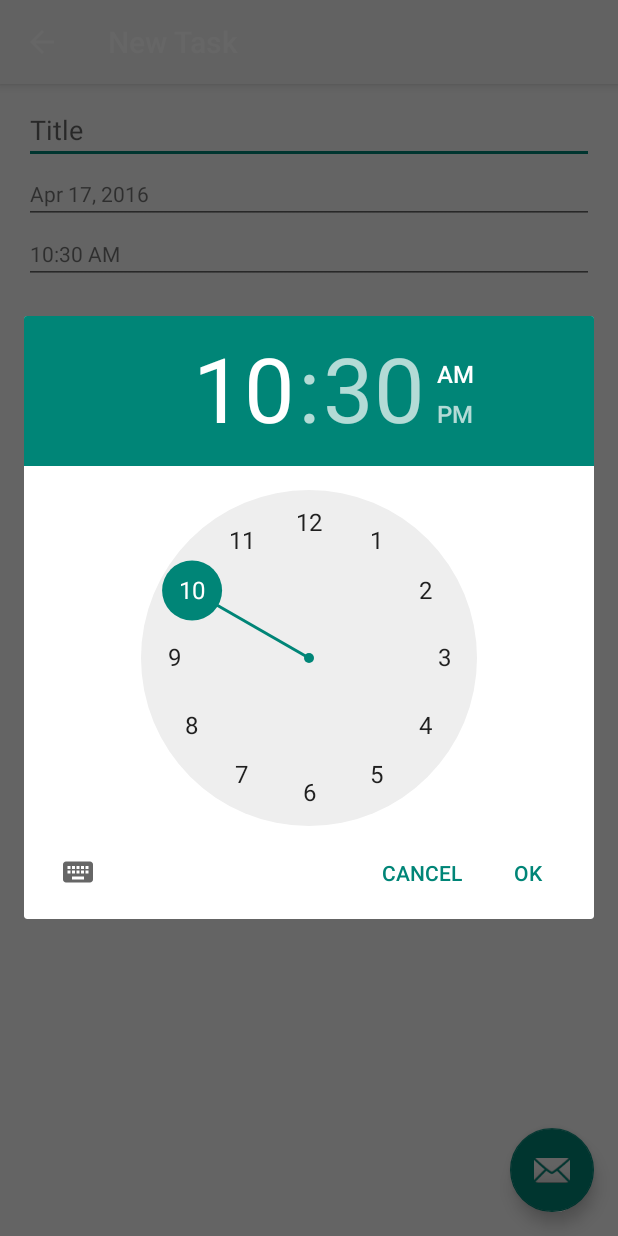
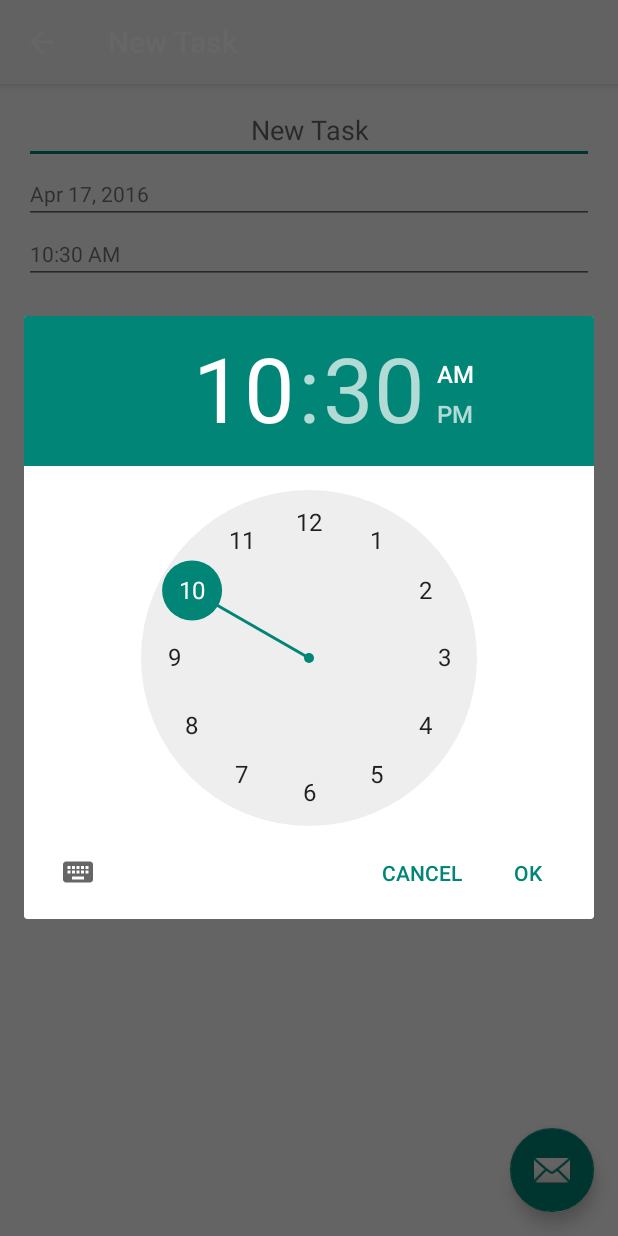
Before and after one commit to Stormys/AutismTracks, an Android app: the TaskSettings screen opened directly, with no data from a screen before it, after a tap on an icon or button, on a phone screen of 412 x 824 dp. Run offline under Robolectric (Android 15) with nearby library versions, the phone set to English and light mode, and no system bars.

Commit message:
Some minor revisions

```diff
--- a/app/src/main/AndroidManifest.xml
+++ b/app/src/main/AndroidManifest.xml
@@ -19,6 +19,7 @@
         <activity
             android:name=".TaskSettings"
             android:label="@string/title_activity_task_settings"
+            android:screenOrientation="portrait"
             android:parentActivityName=".HomePage"
             android:theme="@style/Theme.AppCompat.Light.NoActionBar">
             <meta-data
--- a/app/src/main/java/jt/autismtracks/Task.java
+++ b/app/src/main/java/jt/autismtracks/Task.java
@@ -1,9 +1,11 @@
 package jt.autismtracks;
 
+import android.text.format.DateUtils;
 import android.util.Log;
 
 import java.text.ParseException;
 import java.text.SimpleDateFormat;
+import java.util.Calendar;
 import java.util.Date;
 
 /**
--- a/app/src/main/java/jt/autismtracks/TaskSettings.java
+++ b/app/src/main/java/jt/autismtracks/TaskSettings.java
@@ -78,7 +78,7 @@ public class TaskSettings extends AppCompatActivity {
 
         try {
             o_stream = openFileOutput(filename, Context.MODE_PRIVATE | MODE_APPEND);
-            o_stream.write((temp.getText().toString() + ";" + tvDate.getText().toString() + " " +  tvTime.getText().toString() + "\n").getBytes());
+            o_stream.write(((!temp.getText().toString().equals("") ? temp.getText().toString() : "New Task") + ";" + tvDate.getText().toString() + " " +  tvTime.getText().toString() + "\n").getBytes());
             o_stream.close();
         } catch (Exception e) {
             e.printStackTrace();
@@ -121,7 +121,7 @@ public class TaskSettings extends AppCompatActivity {
 
         @Override
         public Dialog onCreateDialog(Bundle savedInstanceState) {
-            int hour = c.get(Calendar.HOUR);
+            int hour = c.get(Calendar.HOUR_OF_DAY);
             int day = c.get(Calendar.MINUTE);
 
             return new TimePickerDialog(getActivity(),this,hour,day,false);
--- a/app/src/main/res/layout/content_task_settings.xml
+++ b/app/src/main/res/layout/content_task_settings.xml
@@ -18,7 +18,9 @@
         android:id="@+id/new_task"
         android:singleLine="true"
         android:inputType="textCapSentences"
-        android:hint="Title"
+        android:maxLength="18"
+        android:gravity="center_horizontal"
+        android:hint="New Task"
         android:layout_alignParentTop="true"
         android:layout_alignParentStart="true"
         android:layout_marginTop="48dp" />
```
